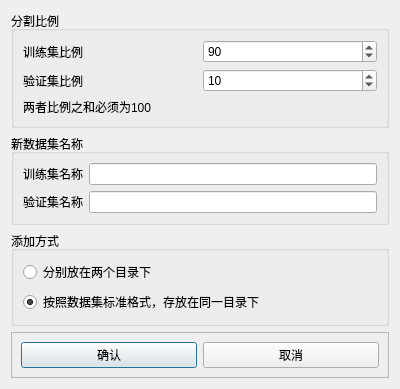
This is Ui/divide_dataset_dialog.ui in yan-xiaoo/DatasetGUI as Qt 5 draws it before an edit. The edited form follows.
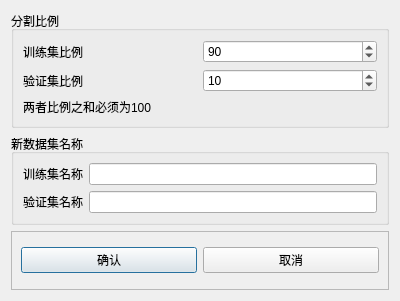
This is the edited form.

Patch:
```diff
--- a/Ui/divide_dataset_dialog.ui
+++ b/Ui/divide_dataset_dialog.ui
@@ -7,7 +7,7 @@
     <x>0</x>
     <y>0</y>
     <width>400</width>
-    <height>383</height>
+    <height>301</height>
    </rect>
   </property>
   <property name="windowTitle">
@@ -99,32 +99,6 @@
      </layout>
     </widget>
    </item>
-   <item>
-    <widget class="QGroupBox" name="groupBox_3">
-     <property name="title">
-      <string>添加方式</string>
-     </property>
-     <layout class="QVBoxLayout" name="verticalLayout_2">
-      <item>
-       <widget class="QRadioButton" name="twodirButton">
-        <property name="text">
-         <string>分别放在两个目录下</string>
-        </property>
-       </widget>
-      </item>
-      <item>
-       <widget class="QRadioButton" name="onedirButton">
-        <property name="text">
-         <string>按照数据集标准格式，存放在同一目录下</string>
-        </property>
-        <property name="checked">
-         <bool>true</bool>
-        </property>
-       </widget>
-      </item>
-     </layout>
-    </widget>
-   </item>
    <item>
     <widget class="QFrame" name="frame">
      <property name="frameShape">
```
Left out of the diff: 2 changed lines with no effect on the pictures.
